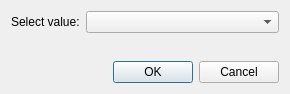
First picture: the form in ui/combo.ui, repository tweber-ill/frm_mirror-miezetools, before the edit.
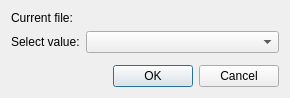
Second picture: the form after the edit.

```diff
--- a/ui/combo.ui
+++ b/ui/combo.ui
@@ -17,17 +17,17 @@
    <property name="fieldGrowthPolicy">
     <enum>QFormLayout::AllNonFixedFieldsGrow</enum>
    </property>
-   <item row="0" column="0">
+   <item row="1" column="0">
     <widget class="QLabel" name="labelValues">
      <property name="text">
       <string>Select value:</string>
      </property>
     </widget>
    </item>
-   <item row="0" column="1">
+   <item row="1" column="1">
     <widget class="QComboBox" name="comboValues"/>
    </item>
-   <item row="2" column="0" colspan="2">
+   <item row="3" column="0" colspan="2">
     <widget class="QDialogButtonBox" name="buttonBox">
      <property name="orientation">
       <enum>Qt::Horizontal</enum>
@@ -37,7 +37,7 @@
      </property>
     </widget>
    </item>
-   <item row="1" column="0" colspan="2">
+   <item row="2" column="0" colspan="2">
     <spacer name="verticalSpacer">
      <property name="orientation">
       <enum>Qt::Vertical</enum>
@@ -53,6 +53,20 @@
      </property>
     </spacer>
    </item>
+   <item row="0" column="0">
+    <widget class="QLabel" name="label">
+     <property name="text">
+      <string>Current file:</string>
+     </property>
+    </widget>
+   </item>
+   <item row="0" column="1">
+    <widget class="QLabel" name="labelFile">
+     <property name="text">
+      <string>&lt;file&gt;</string>
+     </property>
+    </widget>
+   </item>
   </layout>
  </widget>
  <resources/>
```
